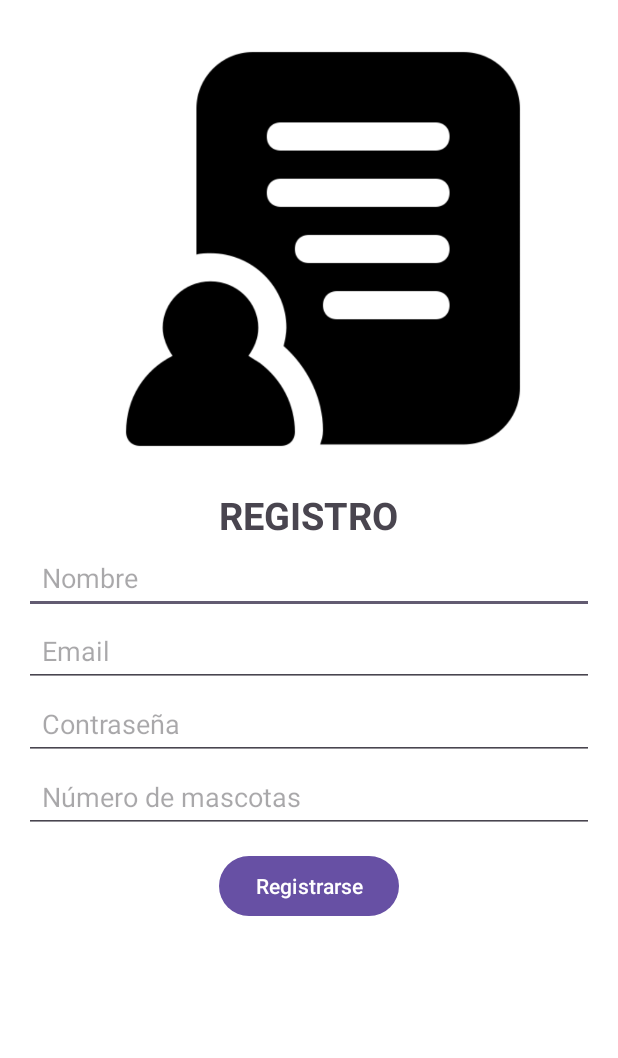
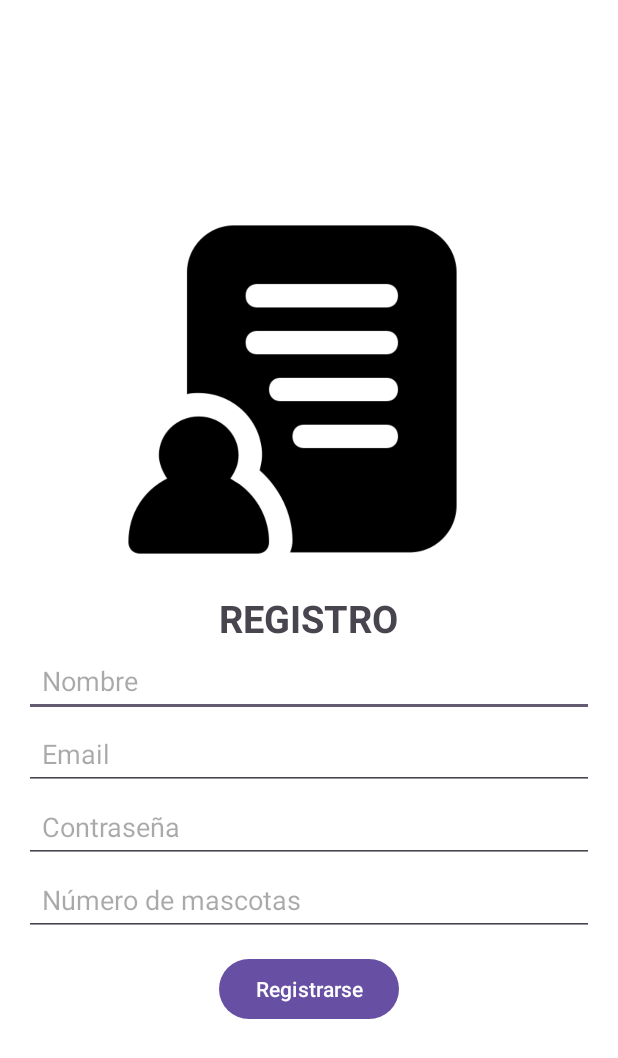
Before and after one commit to oscarRodriguez13/PetTracker_Android, an Android app: the RegisterUserActivity screen opened directly, with no data from a screen before it, on a phone screen of 412 x 824 dp. Shown: the top 1058 px of the screen. Run offline under Robolectric (Android 15) with nearby library versions, the phone set to English and light mode, and no system bars.

Commit message:
correcciones permisos

```diff
--- a/app/src/main/AndroidManifest.xml
+++ b/app/src/main/AndroidManifest.xml
@@ -6,6 +6,7 @@
     <uses-permission android:name="android.permission.ACCESS_FINE_LOCATION" />
     <uses-permission android:name="android.permission.ACCESS_COARSE_LOCATION" />
     <uses-permission android:name="android.permission.CAMERA" />
+    <uses-permission android:name="android.permission.READ_MEDIA_IMAGES" />
 
     <uses-feature
         android:name="android.hardware.camera"
--- a/app/src/main/res/layout/activity_register.xml
+++ b/app/src/main/res/layout/activity_register.xml
@@ -9,16 +9,15 @@
     android:textColor="@android:color/black">
 
 
-
     <EditText
         android:id="@+id/etName"
         android:layout_width="match_parent"
         android:layout_height="wrap_content"
+        android:layout_below="@+id/titulo_registro"
         android:hint="Nombre"
         android:inputType="textCapWords"
         android:padding="12dp"
-        android:layout_below="@+id/titulo_registro"
-        android:textColor="@color/black"/>
+        android:textColor="@color/black" />
 
     <EditText
         android:id="@+id/etEmail"
@@ -63,18 +62,18 @@
 
     <ImageView
         android:id="@+id/icon_form"
-        android:layout_width="300dp"
-        android:layout_height="300dp"
+        android:layout_width="250dp"
+        android:layout_height="250dp"
         android:layout_alignParentStart="true"
         android:layout_centerHorizontal="true"
-        android:layout_marginStart="49dp"
-        app:srcCompat="@drawable/forms_icon" />
+        android:layout_marginStart="54dp"
+        app:srcCompat="@drawable/forms_icon"
+        android:layout_above="@id/titulo_registro"/>
 
     <TextView
         android:id="@+id/titulo_registro"
         android:layout_width="wrap_content"
         android:layout_height="wrap_content"
-        android:layout_below="@+id/icon_form"
         android:layout_centerInParent="true"
         android:layout_marginTop="10dp"
         android:text="REGISTRO"
```
Also changed, not shown: app/src/main/java/com/example/pettracker/RegisterWalkerActivity.kt (+27 -7 lines), app/src/main/res/layout/activity_register_pet_data.xml (+5 -4 lines), app/src/main/res/layout/activity_register_walker.xml (+4 -3 lines).
